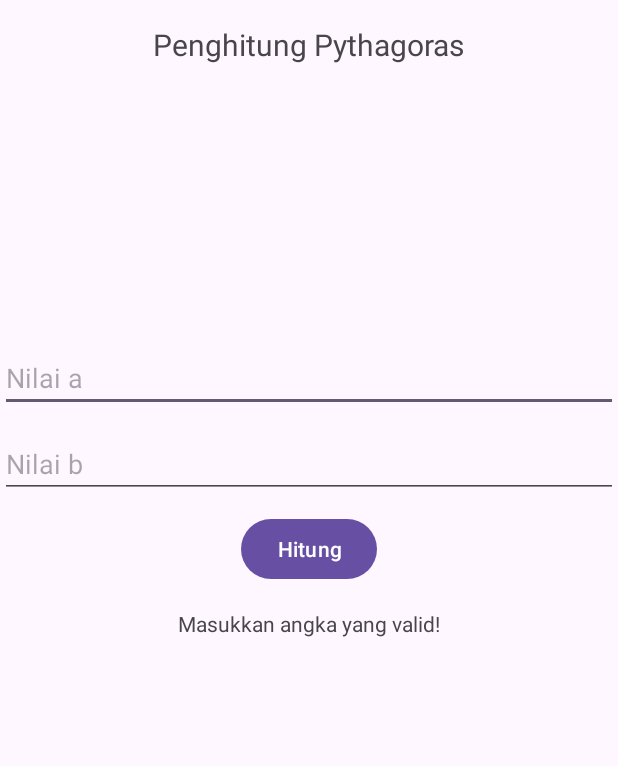
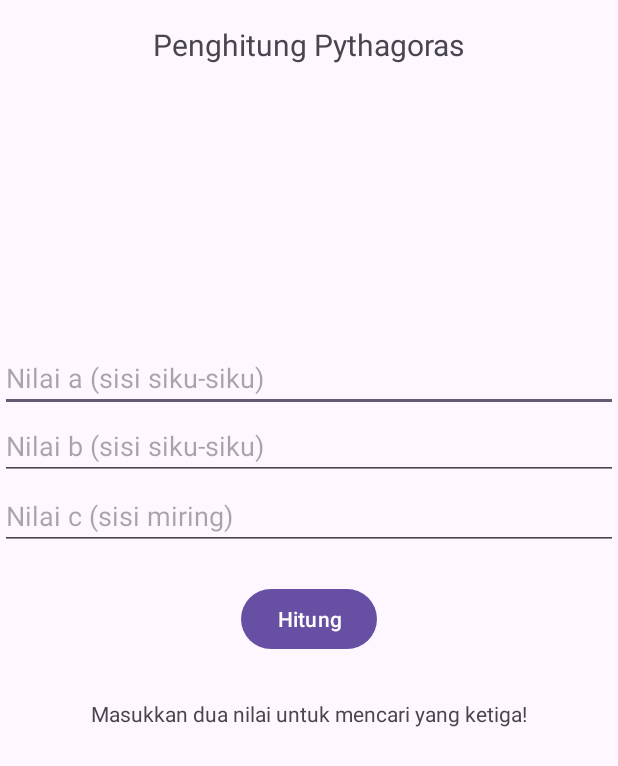
Before and after one commit to Eysar14/mp25-Assign2, an Android app: the screen it shows after launch (MainActivity), after a tap on "Hitung", on a phone screen of 412 x 824 dp. Shown: the top 766 px of the screen. Run offline under Robolectric (Android 15) with nearby library versions, the phone set to English and light mode, and no system bars.

Commit message:
Assignment2

```diff
--- a/app/src/main/java/com/example/assignment2/MainActivity.kt
+++ b/app/src/main/java/com/example/assignment2/MainActivity.kt
@@ -14,19 +14,23 @@ class MainActivity : AppCompatActivity() {
 
         val edA : EditText = findViewById(R.id.edA)
         val edB : EditText = findViewById(R.id.edB)
+        val edC : EditText = findViewById(R.id.edC)
         val btnCount : Button = findViewById(R.id.btnCount)
         val tvResult : TextView = findViewById(R.id.tvResult)
 
         btnCount.setOnClickListener {
             val a = edA.text.toString().toDoubleOrNull()
             val b = edB.text.toString().toDoubleOrNull()
+            val c = edC.text.toString().toDoubleOrNull()
 
-            if (a != null && b != null) {
-                val c = sqrt(a * a + b * b)
-                tvResult.setText("Sisi miring (c) = $c")
-            } else {
-                tvResult.setText("Masukkan angka yang valid!")
+            val result = when {
+                a != null && b != null && c == null -> "Sisi miring (c) = ${sqrt(a * a + b * b)}"
+                a != null && c != null && b == null -> "Sisi siku-siku (b) = ${sqrt(c * c - a * a)}"
+                b != null && c != null && a == null -> "Sisi siku-siku (a) = ${sqrt(c * c - b * b)}"
+                else -> "Masukkan dua nilai untuk mencari yang ketiga!"
             }
+
+            tvResult.text = result
         }
     }
 }
--- a/app/src/main/res/layout/activity_main.xml
+++ b/app/src/main/res/layout/activity_main.xml
@@ -11,7 +11,7 @@
         android:id="@+id/tvResult"
         android:layout_width="wrap_content"
         android:layout_height="wrap_content"
-        android:layout_marginTop="16dp"
+        android:layout_marginTop="29dp"
         app:layout_constraintEnd_toEndOf="parent"
         app:layout_constraintStart_toStartOf="parent"
         app:layout_constraintTop_toBottomOf="@+id/btnCount" />
@@ -34,7 +34,7 @@
         android:layout_width="0dp"
         android:layout_height="wrap_content"
         android:layout_marginTop="229dp"
-        android:hint="Nilai a"
+        android:hint="Nilai a (sisi siku-siku)"
         app:layout_constraintEnd_toEndOf="parent"
         app:layout_constraintStart_toStartOf="parent"
         app:layout_constraintTop_toTopOf="parent" />
@@ -43,11 +43,11 @@
         android:id="@+id/btnCount"
         android:layout_width="wrap_content"
         android:layout_height="wrap_content"
-        android:layout_marginTop="10dp"
+        android:layout_marginTop="22dp"
         android:text="Hitung"
-        app:layout_constraintTop_toBottomOf="@+id/edB"
+        app:layout_constraintTop_toBottomOf="@+id/edC"
         app:layout_constraintStart_toStartOf="parent"
-        app:layout_constraintEnd_toEndOf="parent"/>
+        app:layout_constraintEnd_toEndOf="parent" />
 
     <TextView
         android:id="@+id/tvTitle"
@@ -77,10 +77,32 @@
         android:id="@+id/edB"
         android:layout_width="0dp"
         android:layout_height="wrap_content"
-        android:layout_marginTop="12dp"
-        android:hint="Nilai b"
+        android:hint="Nilai b (sisi siku-siku)"
         app:layout_constraintEnd_toEndOf="parent"
         app:layout_constraintStart_toStartOf="parent"
         app:layout_constraintTop_toBottomOf="@+id/edA" />
 
+    <com.google.android.material.textfield.TextInputLayout
+        android:id="@+id/textInputLayout11"
+        android:layout_width="0dp"
+        android:layout_height="wrap_content"
+        android:layout_marginStart="1dp"
+        android:layout_marginEnd="1dp"
+        app:layout_constraintBottom_toBottomOf="@+id/edC"
+        app:layout_constraintEnd_toEndOf="parent"
+        app:layout_constraintStart_toStartOf="parent"
+        app:layout_constraintTop_toBottomOf="@+id/edC">
+
+    </com.google.android.material.textfield.TextInputLayout>
+
+    <com.google.android.material.textfield.TextInputEditText
+        android:id="@+id/edC"
+        android:layout_width="0dp"
+        android:layout_height="wrap_content"
+        android:layout_marginTop="1dp"
+        android:hint="Nilai c (sisi miring)"
+        app:layout_constraintEnd_toEndOf="parent"
+        app:layout_constraintStart_toStartOf="parent"
+        app:layout_constraintTop_toBottomOf="@+id/edB" />
+
 </androidx.constraintlayout.widget.ConstraintLayout>
```
